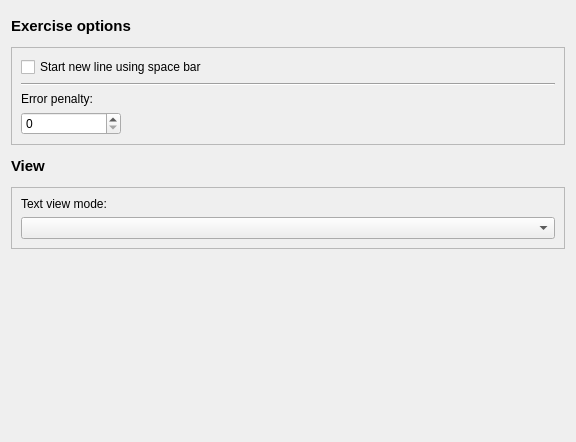
First picture: the form in ui/options/behavior.ui, repository Open-Typer/Open-Typer, before the edit.
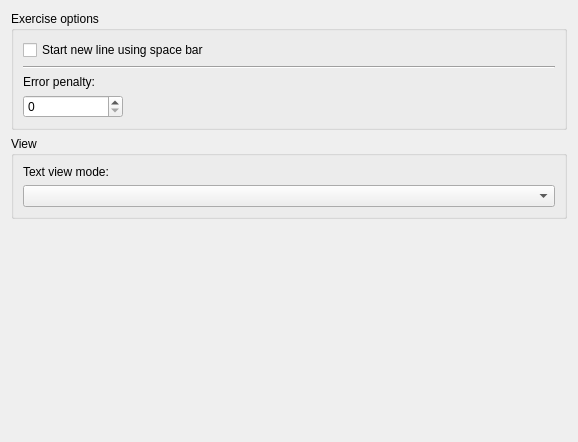
Second picture: the form after the edit.

Commit message: ui: options: behavior: Use QGroupBox for categories

Patch:
```diff
--- a/ui/options/behavior.ui
+++ b/ui/options/behavior.ui
@@ -6,7 +6,7 @@
    <rect>
     <x>0</x>
     <y>0</y>
-    <width>576</width>
+    <width>578</width>
     <height>442</height>
    </rect>
   </property>
@@ -14,97 +14,17 @@
    <string notr="true"/>
   </property>
   <layout class="QGridLayout" name="gridLayout">
-   <item row="3" column="0">
-    <widget class="QFrame" name="viewOptions">
-     <property name="sizePolicy">
-      <sizepolicy hsizetype="Preferred" vsizetype="Fixed">
-       <horstretch>0</horstretch>
-       <verstretch>0</verstretch>
-      </sizepolicy>
-     </property>
-     <property name="frameShape">
-      <enum>QFrame::StyledPanel</enum>
-     </property>
-     <property name="frameShadow">
-      <enum>QFrame::Raised</enum>
-     </property>
-     <layout class="QVBoxLayout" name="verticalLayout_2">
-      <item>
-       <widget class="QLabel" name="textViewModeLabel">
-        <property name="sizePolicy">
-         <sizepolicy hsizetype="Preferred" vsizetype="Fixed">
-          <horstretch>0</horstretch>
-          <verstretch>0</verstretch>
-         </sizepolicy>
-        </property>
-        <property name="frameShadow">
-         <enum>QFrame::Plain</enum>
-        </property>
-        <property name="text">
-         <string>Text view mode:</string>
-        </property>
-       </widget>
-      </item>
-      <item>
-       <widget class="QComboBox" name="textViewModeComboBox"/>
-      </item>
-     </layout>
-    </widget>
-   </item>
    <item row="0" column="0">
-    <widget class="QLabel" name="exerciseOptionsLabel">
-     <property name="maximumSize">
-      <size>
-       <width>16777215</width>
-       <height>30</height>
-      </size>
+    <widget class="QGroupBox" name="groupBox">
+     <property name="sizePolicy">
+      <sizepolicy hsizetype="Preferred" vsizetype="Fixed">
+       <horstretch>0</horstretch>
+       <verstretch>0</verstretch>
+      </sizepolicy>
      </property>
-     <property name="font">
-      <font>
-       <pointsize>11</pointsize>
-       <weight>75</weight>
-       <bold>true</bold>
-      </font>
-     </property>
-     <property name="text">
+     <property name="title">
       <string>Exercise options</string>
      </property>
-    </widget>
-   </item>
-   <item row="2" column="0">
-    <widget class="QLabel" name="viewLabel">
-     <property name="maximumSize">
-      <size>
-       <width>16777215</width>
-       <height>30</height>
-      </size>
-     </property>
-     <property name="font">
-      <font>
-       <pointsize>11</pointsize>
-       <weight>75</weight>
-       <bold>true</bold>
-      </font>
-     </property>
-     <property name="text">
-      <string extracomment="View mode options">View</string>
-     </property>
-    </widget>
-   </item>
-   <item row="1" column="0">
-    <widget class="QFrame" name="exerciseOptions">
-     <property name="sizePolicy">
-      <sizepolicy hsizetype="Preferred" vsizetype="Fixed">
-       <horstretch>0</horstretch>
-       <verstretch>0</verstretch>
-      </sizepolicy>
-     </property>
-     <property name="frameShape">
-      <enum>QFrame::StyledPanel</enum>
-     </property>
-     <property name="frameShadow">
-      <enum>QFrame::Raised</enum>
-     </property>
      <layout class="QVBoxLayout" name="verticalLayout">
       <item>
        <widget class="QCheckBox" name="spaceNewlineCheckBox">
@@ -158,7 +78,7 @@
      </layout>
     </widget>
    </item>
-   <item row="4" column="0">
+   <item row="2" column="0">
     <widget class="QFrame" name="emptySpace">
      <property name="frameShape">
       <enum>QFrame::NoFrame</enum>
@@ -168,6 +88,40 @@
      </property>
     </widget>
    </item>
+   <item row="1" column="0">
+    <widget class="QGroupBox" name="groupBox_2">
+     <property name="sizePolicy">
+      <sizepolicy hsizetype="Preferred" vsizetype="Fixed">
+       <horstretch>0</horstretch>
+       <verstretch>0</verstretch>
+      </sizepolicy>
+     </property>
+     <property name="title">
+      <string extracomment="View mode options">View</string>
+     </property>
+     <layout class="QVBoxLayout" name="verticalLayout_3">
+      <item>
+       <widget class="QLabel" name="textViewModeLabel">
+        <property name="sizePolicy">
+         <sizepolicy hsizetype="Preferred" vsizetype="Fixed">
+          <horstretch>0</horstretch>
+          <verstretch>0</verstretch>
+         </sizepolicy>
+        </property>
+        <property name="frameShadow">
+         <enum>QFrame::Plain</enum>
+        </property>
+        <property name="text">
+         <string>Text view mode:</string>
+        </property>
+       </widget>
+      </item>
+      <item>
+       <widget class="QComboBox" name="textViewModeComboBox"/>
+      </item>
+     </layout>
+    </widget>
+   </item>
   </layout>
  </widget>
  <resources/>
```
